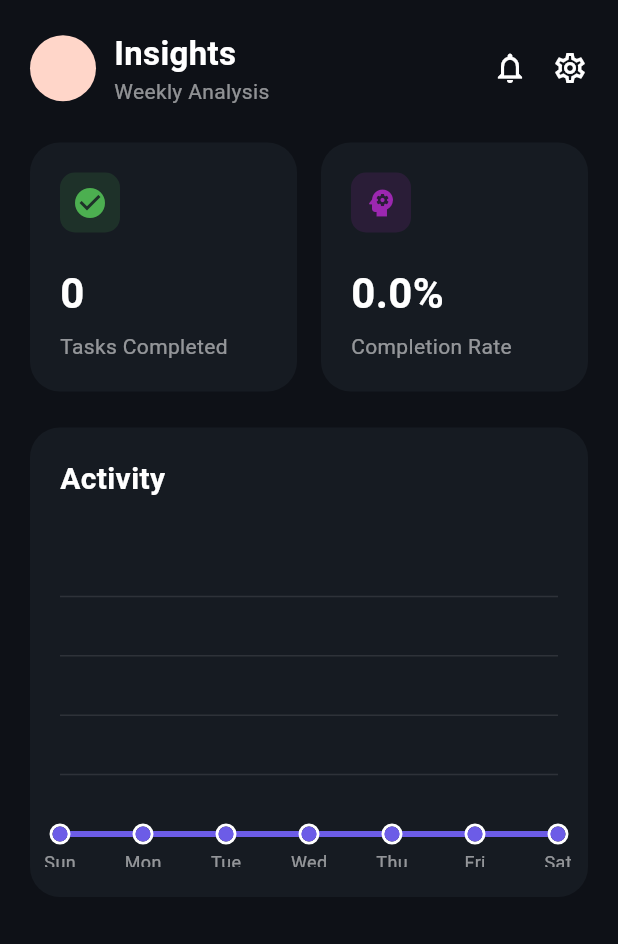
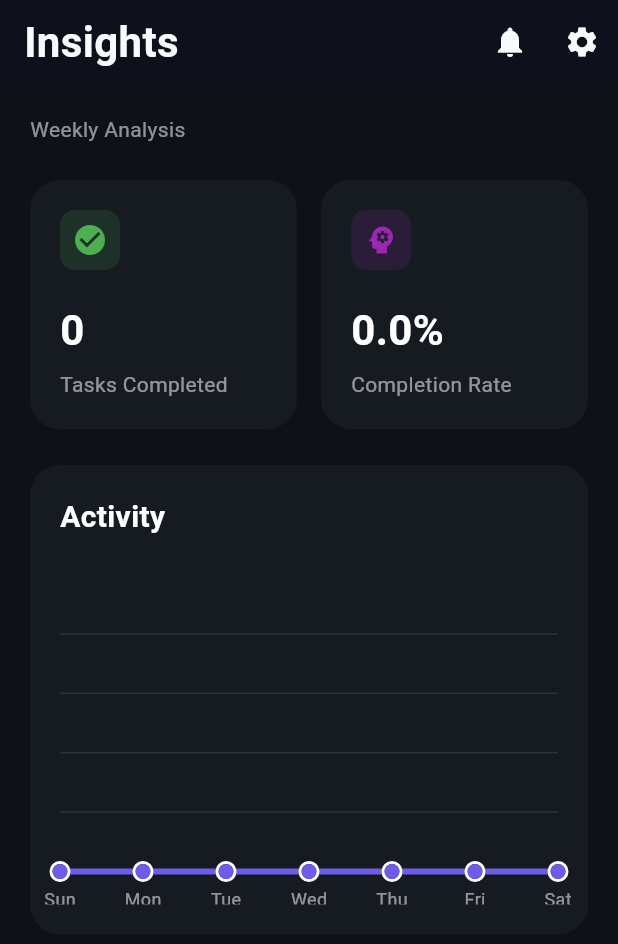
Before and after one commit to SmartPersonalTaskManager/mobile-frontend, a Flutter app: the InsightsPage screen opened directly, on a phone screen of 412 x 824 dp. Shown: the top 944 px of the screen. Run offline on Flutter 3.47's test engine with Material 3 defaults, Android fonts, the phone set to English and light mode, and no system bars; drawn by our look-alikes of fl_chart; our stand-ins replace flutter_secure_storage, fluttertoast, shared_preferences; accounts and stored records are empty.

Commit message:
uniform app bar

```diff
--- a/lib/views/insights/insights_page.dart
+++ b/lib/views/insights/insights_page.dart
@@ -5,6 +5,7 @@ import 'package:sptm/models/weekly_stats.dart';
 import 'package:sptm/models/task_item.dart';
 import 'package:sptm/services/analytics_service.dart';
 import 'package:sptm/services/task_service.dart';
+import 'package:sptm/views/widgets/app_bar.dart';
 
 class InsightsPage extends StatefulWidget {
   const InsightsPage({super.key});
@@ -20,6 +21,7 @@ class _InsightsPageState extends State<InsightsPage> {
   Widget build(BuildContext context) {
     return Scaffold(
       backgroundColor: const Color(0xFF0E1117),
+      appBar: const SPTMAppBar(title: "Insights"),
       body: SafeArea(
         child: RefreshIndicator(
           onRefresh: _loadStats,
@@ -50,26 +52,12 @@ class _InsightsPageState extends State<InsightsPage> {
   Widget _buildHeader() {
     return Row(
       children: [
-        const CircleAvatar(radius: 22, backgroundColor: Color(0xFFFFD6C9)),
-        const SizedBox(width: 12),
         Column(
           crossAxisAlignment: CrossAxisAlignment.start,
           children: const [
-            Text(
-              "Insights",
-              style: TextStyle(
-                fontSize: 22,
-                fontWeight: FontWeight.bold,
-                color: Colors.white,
-              ),
-            ),
             Text("Weekly Analysis", style: TextStyle(color: Colors.white54)),
           ],
         ),
-        const Spacer(),
-        Icon(Icons.notifications_none, color: Colors.white),
-        const SizedBox(width: 16),
-        Icon(Icons.settings_outlined, color: Colors.white),
       ],
     );
   }
--- a/lib/views/missions/missions_list_page.dart
+++ b/lib/views/missions/missions_list_page.dart
@@ -4,6 +4,7 @@ import 'package:sptm/core/constants.dart';
 import 'package:sptm/models/mission.dart';
 import 'package:sptm/services/mission_service.dart';
 import 'package:sptm/views/missions/mission_detail_page.dart';
+import 'package:sptm/views/widgets/app_bar.dart';
 
 class MissionsListPage extends StatefulWidget {
   const MissionsListPage({super.key});
@@ -266,6 +267,7 @@ class _MissionsListPageState extends State<MissionsListPage> {
   @override
   Widget build(BuildContext context) {
     return Scaffold(
+      appBar: const SPTMAppBar(title: "Missions"),
       backgroundColor: const Color(AppColors.background),
       body: SafeArea(
         bottom: false,
--- /dev/null
+++ b/lib/views/widgets/app_bar.dart
@@ -0,0 +1,74 @@
+import 'package:flutter/material.dart';
+import 'package:sptm/core/constants.dart';
+import 'package:sptm/views/notifications/notifications_page.dart';
+import 'package:sptm/views/settings/settings_page.dart';
+
+class SPTMAppBar extends StatelessWidget implements PreferredSizeWidget {
+  const SPTMAppBar({
+    super.key,
+    required this.title,
+    this.actions,
+    this.leading,
+  });
+
+  final String title;
+  final List<Widget>? actions;
+  final Widget? leading;
+
+  @override
+  Widget build(BuildContext context) {
+    return AppBar(
+      backgroundColor: const Color(AppColors.background),
+      elevation: 0,
+      leadingWidth: 160,
+      leading: Padding(
+        padding: EdgeInsets.only(left: 16),
+        child: Align(
+          alignment: Alignment.centerLeft,
+          child: FittedBox(
+            fit: BoxFit.scaleDown,
+            alignment: Alignment.centerLeft,
+            child: Text(
+              title,
+              maxLines: 1,
+              softWrap: false,
+              overflow: TextOverflow.ellipsis,
+              style: TextStyle(
+                color: Color(AppColors.textMain),
+                fontSize: 28,
+                fontWeight: FontWeight.bold,
+              ),
+            ),
+          ),
+        ),
+      ),
+      actions: [
+        IconButton(
+          icon: const Icon(
+            Icons.notifications,
+            color: Color(AppColors.textMain),
+          ),
+          onPressed: () {
+            Navigator.of(context).push(
+              MaterialPageRoute(
+                builder: (context) => const NotificationsPage(),
+              ),
+            );
+          },
+        ),
+        IconButton(
+          icon: const Icon(Icons.settings, color: Color(AppColors.textMain)),
+          onPressed: () {
+            Navigator.of(context).push(
+              MaterialPageRoute(builder: (context) => const SettingsPage()),
+            );
+          },
+        ),
+      ],
+    );
+  }
+
+  @override
+  // TODO: implement preferredSize
+  Size get preferredSize => const Size.fromHeight(kToolbarHeight);
+}
```
Also changed, not shown: lib/views/archive/archive_page.dart (+2 -20 lines), lib/views/calendar/calendar_page.dart (+2 -14 lines), lib/views/dashboard/dashboard_page.dart (+2 -112 lines).
